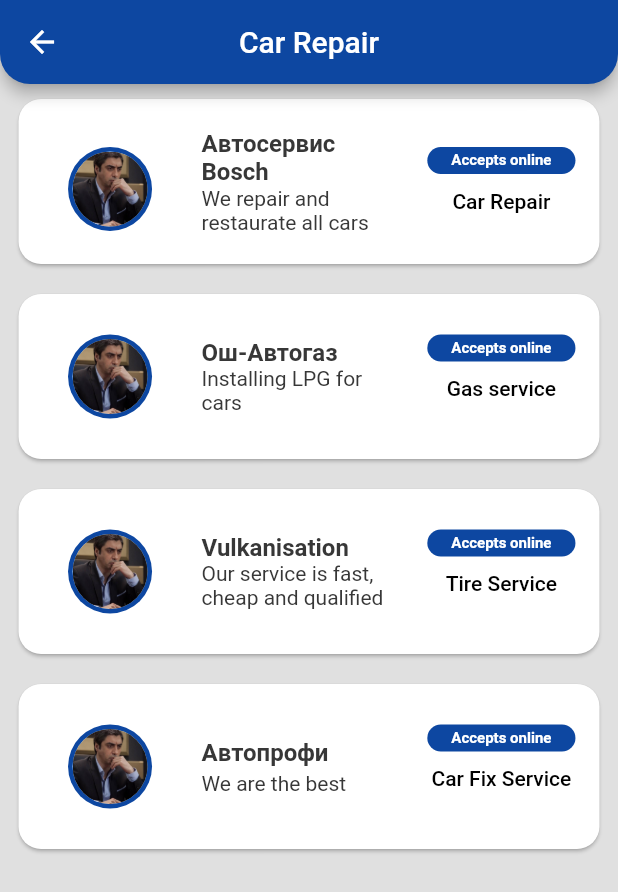
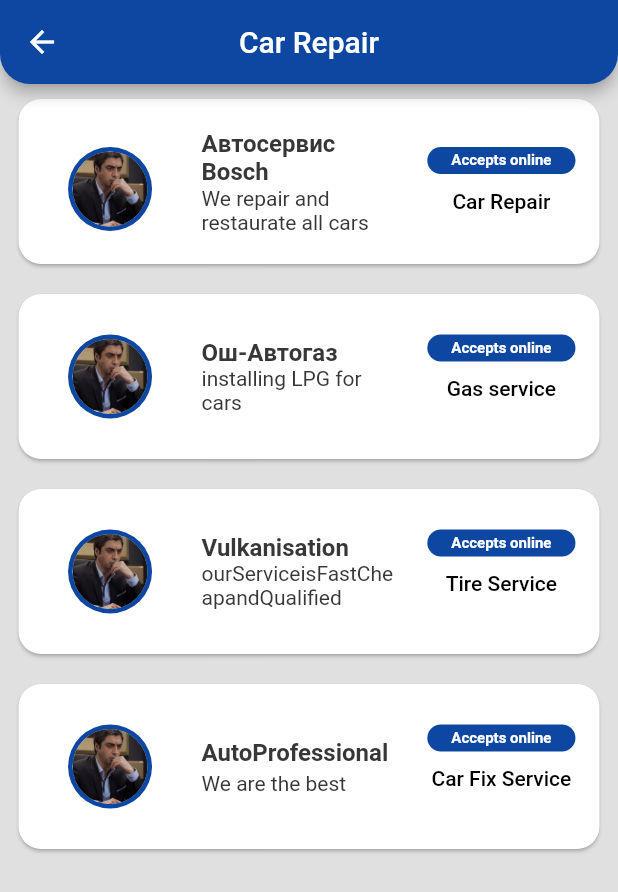
Before and after one commit to JanibekJali/Kezek, a Flutter app: the NavbarPage screen opened directly, after a tap on "Car Repair", on a phone screen of 412 x 824 dp. Shown: the top 892 px of the screen. Run offline on Flutter 3.47's test engine with Material 2 defaults, Android fonts, the light colour scheme and no system bars; our stand-ins replace animated_theme_switcher, easy_localization, equatable, firebase_auth, firebase_core, flutter_rating_bar and 1 more; accounts and stored records are empty.

Commit message:
have done(two languages)

```diff
--- a/lib/app/views/catalogs/catalog_views/car_repair_page.dart
+++ b/lib/app/views/catalogs/catalog_views/car_repair_page.dart
@@ -1,4 +1,6 @@
+import 'package:easy_localization/easy_localization.dart';
 import 'package:flutter/material.dart';
+import 'package:kazek/translations/local_keys.g.dart';
 
 import '../widgets/user_card.dart';
 
@@ -10,7 +12,7 @@
     return Scaffold(
       backgroundColor: Colors.grey[300],
       appBar: AppBar(
-        title: const Text('Car Repair'),
+        title:  Text(LocaleKeys.carRepair.tr()),
         centerTitle: true,
         backgroundColor: Colors.blue[900],
         shape: const RoundedRectangleBorder(
@@ -28,8 +30,8 @@
               child: UserCard(
                 onTap: () {},
                 username: 'Автосервис Bosch',
-                subtitle: 'Car Repair',
-                description: 'We repair and restaurate all cars',
+                subtitle: LocaleKeys.carRepair.tr(),
+                description: LocaleKeys.weRepairAndRestaurateallCars.tr(),
               ),
             ),
             SizedBox(
@@ -37,8 +39,8 @@
               child: UserCard(
                 onTap: () {},
                 username: 'Ош-Автогаз',
-                subtitle: 'Gas service',
-                description: 'Installing LPG for cars',
+                subtitle: LocaleKeys.gasService.tr(),
+                description: LocaleKeys.installingLPGforCars.tr(),
               ),
             ),
             SizedBox(
@@ -46,17 +48,17 @@
               child: UserCard(
                 onTap: () {},
                 username: 'Vulkanisation',
-                subtitle: 'Tire Service',
-                description: 'Our service is fast, cheap and qualified',
+                subtitle: LocaleKeys.tireService.tr(),
+                description: LocaleKeys.ourServiceisFastCheapandQualified,
               ),
             ),
             SizedBox(
               height: 130,
               child: UserCard(
                 onTap: () {},
-                username: 'Автопрофи',
-                subtitle: 'Car Fix Service',
-                description: 'We are the best',
+                username: 'AutoProfessional',
+                subtitle: LocaleKeys.carFixService.tr(),
+                description: LocaleKeys.wearethebest.tr(),
               ),
             ),
           ],
--- a/lib/app/views/catalogs/widgets/catalog_widget.dart
+++ b/lib/app/views/catalogs/widgets/catalog_widget.dart
@@ -1,5 +1,7 @@
+import 'package:easy_localization/easy_localization.dart';
 import 'package:flutter/material.dart';
 
+import '../../../../translations/local_keys.g.dart';
 import '../catalog_views/car_repair_page.dart';
 import '../catalog_views/chemists_page.dart';
 import '../catalog_views/dentists_page.dart';
@@ -22,7 +24,7 @@
           children: [
             // catalogs
             Catalog(
-              title: 'Hair Cut',
+              title: LocaleKeys.hairCutter.tr(),
               imageName: 'assets/images/hair_cut.png',
               onTap: () {
                 Navigator.push(
@@ -32,7 +34,7 @@
               },
             ),
             Catalog(
-              title: 'Car Repair',
+              title: LocaleKeys.carRepair.tr(),
               imageName: 'assets/images/car_repair.png',
               onTap: () {
                 Navigator.push(
@@ -42,7 +44,7 @@
               },
             ),
             Catalog(
-              title: 'Chemist\'s',
+              title: LocaleKeys.chemists.tr(),
               imageName: 'assets/images/chemists.png',
               onTap: () {
                 Navigator.push(
@@ -52,7 +54,7 @@
               },
             ),
             Catalog(
-              title: 'Dentist',
+              title: LocaleKeys.dentists.tr(),
               imageName: 'assets/images/dentist.png',
               onTap: () {
                 Navigator.push(
--- a/lib/app/views/catalogs/widgets/user_card.dart
+++ b/lib/app/views/catalogs/widgets/user_card.dart
@@ -1,4 +1,7 @@
+import 'package:easy_localization/easy_localization.dart';
 import 'package:flutter/material.dart';
+
+import '../../../../translations/local_keys.g.dart';
 
 class UserCard extends StatefulWidget {
   UserCard(
@@ -65,7 +68,7 @@
                         borderRadius: BorderRadius.circular(15),
                         color: Colors.blue[900]),
                     child: Text(
-                      'Accepts online',
+                      LocaleKeys.acceptsonline.tr(),
                       style: TextStyle(
                           fontSize: 10,
                           color: Colors.white,
--- a/lib/app/views/home/home_view.dart
+++ b/lib/app/views/home/home_view.dart
@@ -1,6 +1,9 @@
+import 'package:easy_localization/easy_localization.dart';
 import 'package:flutter/material.dart';
 import 'package:kazek/app/views/catalogs/widgets/catalog_widget.dart';
 import 'package:kazek/app/views/search/search_bar.dart';
+
+import '../../../translations/local_keys.g.dart';
 
 class HomeView extends StatefulWidget {
   const HomeView({Key? key}) : super(key: key);
@@ -13,10 +16,16 @@
   @override
   Widget build(BuildContext context) {
     return Column(children: [
+       SizedBox(
+        height: 20,
+      ),
       Text(
-        'Что вас беспокоит?',
+        LocaleKeys.whatworriesyou.tr(),
         style: TextStyle(
-            fontSize: 25, fontWeight: FontWeight.bold, color: Colors.black),
+            fontSize: 20, fontWeight: FontWeight.bold, color: Colors.black),
+      ),
+      SizedBox(
+        height: 20,
       ),
       CatalogWidget(),
     ]);
--- a/lib/app/views/register/home_page.dart
+++ b/lib/app/views/register/home_page.dart
@@ -8,7 +8,9 @@
 import 'package:kazek/components/language_settings/language_settings.dart';
 import 'package:kazek/components/nav_bottom/bottom_navigation.dart';
 import 'package:kazek/data/models/user_model.dart';
-import 'package:kazek/data/translations/local_keys.g.dart';
+
+
+import '../../../translations/local_keys.g.dart';
 
 class SignIn extends StatefulWidget {
   @override
--- a/lib/app/views/register/second_page.dart
+++ b/lib/app/views/register/second_page.dart
@@ -7,7 +7,8 @@
 import 'package:kazek/app/views/register/home_page.dart';
 import 'package:kazek/app/views/search/search_bar.dart';
 import 'package:kazek/components/nav_bottom/bottom_navigation.dart';
-import 'package:kazek/data/translations/local_keys.g.dart';
+
+import 'package:kazek/translations/local_keys.g.dart';
 
 class SecondPage extends StatefulWidget {
   @override
--- a/lib/app/views/search/search_bar.dart
+++ b/lib/app/views/search/search_bar.dart
@@ -1,8 +1,12 @@
+import 'package:easy_localization/easy_localization.dart';
 import 'package:flutter/cupertino.dart';
 import 'package:flutter/material.dart';
 import 'package:kazek/app/views/catalogs/widgets/catalog_widget.dart';
 import 'package:kazek/app/views/home/home_view.dart';
 import 'package:kazek/app/views/search/searching_result.dart';
+import 'package:kazek/components/language_settings/language_settings.dart';
+
+import '../../../translations/local_keys.g.dart';
 
 class SearchScreen extends StatefulWidget {
   @override
@@ -47,7 +51,7 @@
       backgroundColor: Colors.white10,
       appBar: AppBar(
         backgroundColor: const Color.fromARGB(255, 9, 55, 93),
-        title: Text('Search App'),
+        title: Row(children:[ Text(LocaleKeys.search.tr()),Spacer(),LanguageSettings()]),
         bottom: PreferredSize(
           preferredSize: Size.fromHeight(60.0),
           child: Padding(
@@ -77,9 +81,9 @@
                       },
                       cursorColor: Colors.white,
                       style: const TextStyle(fontSize: 15, color: Colors.white),
-                      decoration: const InputDecoration(
+                      decoration:  InputDecoration(
                           border: InputBorder.none,
-                          hintText: 'Search...',
+                          hintText: LocaleKeys.search.tr(),
                           hintStyle:
                               TextStyle(fontSize: 15, color: Colors.white)),
                     ),
--- a/lib/components/app_in_news/app_bar_n.dart
+++ b/lib/components/app_in_news/app_bar_n.dart
@@ -33,7 +33,7 @@
                       borderRadius: BorderRadius.circular(10)),
                   child: Center(
                     child: Text(
-                      'Новости на сегодня',
+                      'News for today',
                       style: TextStyle(
                           fontSize: 15, fontWeight: FontWeight.bold),
                     ),
@@ -41,7 +41,7 @@
               size1,
               size1,
               Text(
-                'Самые свежие новости прямо тут',
+                'All fresh news are here',
                 style: TextStyle(
 
                     fontSize: 25,
--- a/lib/components/language_settings/language_settings.dart
+++ b/lib/components/language_settings/language_settings.dart
@@ -1,9 +1,10 @@
 import 'package:easy_localization/easy_localization.dart';
 import 'package:flutter/material.dart';
 
-
+enum SampleItem { itemOne, itemTwo, itemThree }
 class LanguageSettings extends StatelessWidget {
 const LanguageSettings({ Key? key }) : super(key: key);
+
 
   @override
   Widget build(BuildContext context){
@@ -14,8 +15,6 @@
     if (value == "English") {
       // add desired output
     }else if(value == "Russian"){
-      // add desired output
-    }else if(value == "Japan"){
       // add desired output
     }
   },
--- a/lib/components/nav_bottom/bottom_navigation.dart
+++ b/lib/components/nav_bottom/bottom_navigation.dart
@@ -1,8 +1,11 @@
+import 'package:easy_localization/easy_localization.dart';
 import 'package:flutter/material.dart';
 import 'package:kazek/app/views/home/home_view.dart';
 import 'package:kazek/app/views/news/news.dart';
 import 'package:kazek/app/views/profile/MyProfileView.dart';
 import 'package:kazek/app/views/search/search_bar.dart';
+
+import '../../translations/local_keys.g.dart';
 
 class NavbarPage extends StatefulWidget {
   const NavbarPage({Key? key}) : super(key: key);
@@ -42,12 +45,12 @@
             });
           },
           items: [
-            BottomNavigationBarItem(icon: Icon(Icons.home), label: 'Serch'),
+            BottomNavigationBarItem(icon: Icon(Icons.home), label: LocaleKeys.search.tr()),
             BottomNavigationBarItem(
-                icon: Icon(Icons.chat_rounded), label: 'Articles'),
+                icon: Icon(Icons.chat_rounded), label: LocaleKeys.articles.tr()),
             BottomNavigationBarItem(
-                icon: Icon(Icons.calendar_month_outlined), label: 'Lessons'),
-            BottomNavigationBarItem(icon: Icon(Icons.person), label: 'Profile'),
+                icon: Icon(Icons.calendar_month_outlined), label: LocaleKeys.lessons.tr()),
+            BottomNavigationBarItem(icon: Icon(Icons.person), label: LocaleKeys.profile.tr()),
           ],
         ),
       ),
--- a/lib/main.dart
+++ b/lib/main.dart
@@ -7,7 +7,7 @@
 import 'package:kazek/components/constants/theme_const.dart';
 import 'package:kazek/components/nav_bottom/bottom_navigation.dart';
 import 'package:firebase_core/firebase_core.dart';
-import 'package:kazek/data/translations/codegen_loader.g.dart';
+import 'package:kazek/translations/codegen_loader.g.dart';
 import 'firebase_options.dart';
 
 void main() async {
```
Also changed, not shown: assets/translations/en.json (+54 -1 lines), assets/translations/ru.json (+45 -1 lines), lib/app/views/catalogs/catalog_views/chemists_page.dart (+9 -7 lines), lib/app/views/catalogs/catalog_views/dentists_page.dart (+11 -9 lines), lib/app/views/catalogs/catalog_views/hair_cut_page.dart (+11 -9 lines), lib/app/views/catalogs/profile.dart (+7 -4 lines), lib/app/views/profile/widgets/menu widget/menu_widget.dart (+9 -6 lines), lib/data/translations/codegen_loader.g.dart (deleted), lib/data/translations/local_keys.g.dart (deleted), lib/translations/codegen_loader.g.dart (added), lib/translations/local_keys.g.dart (added).
